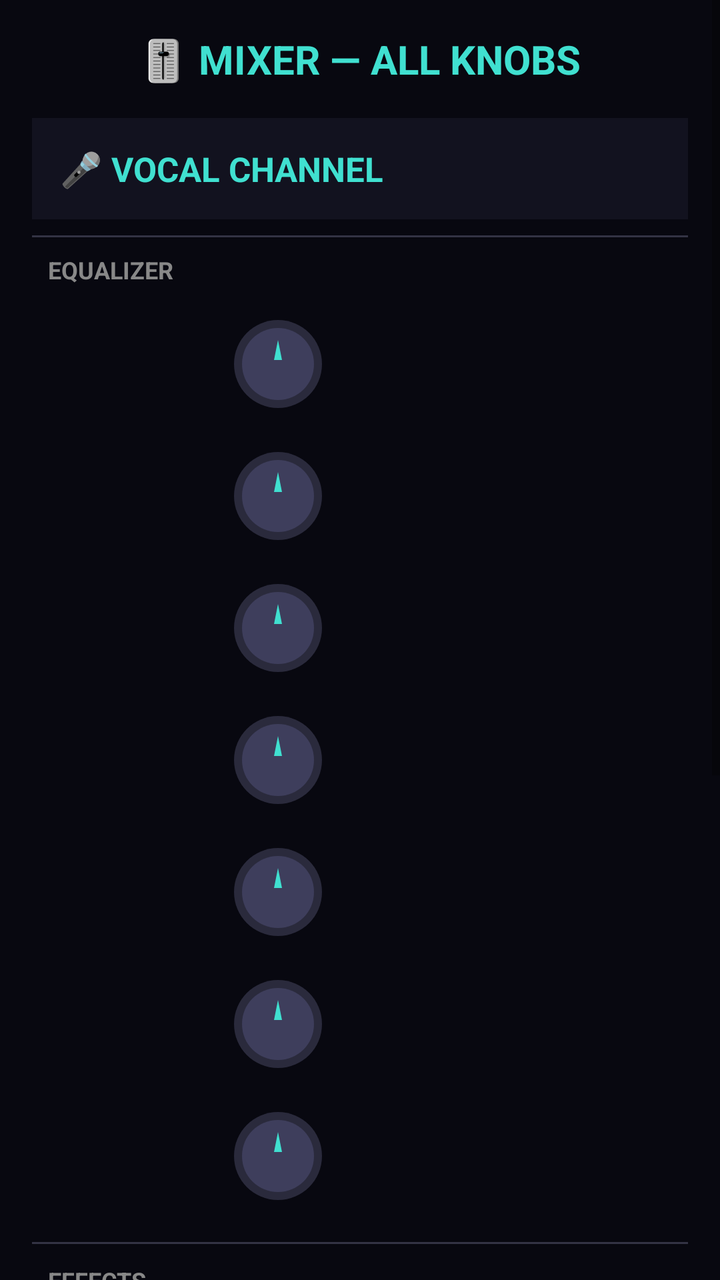
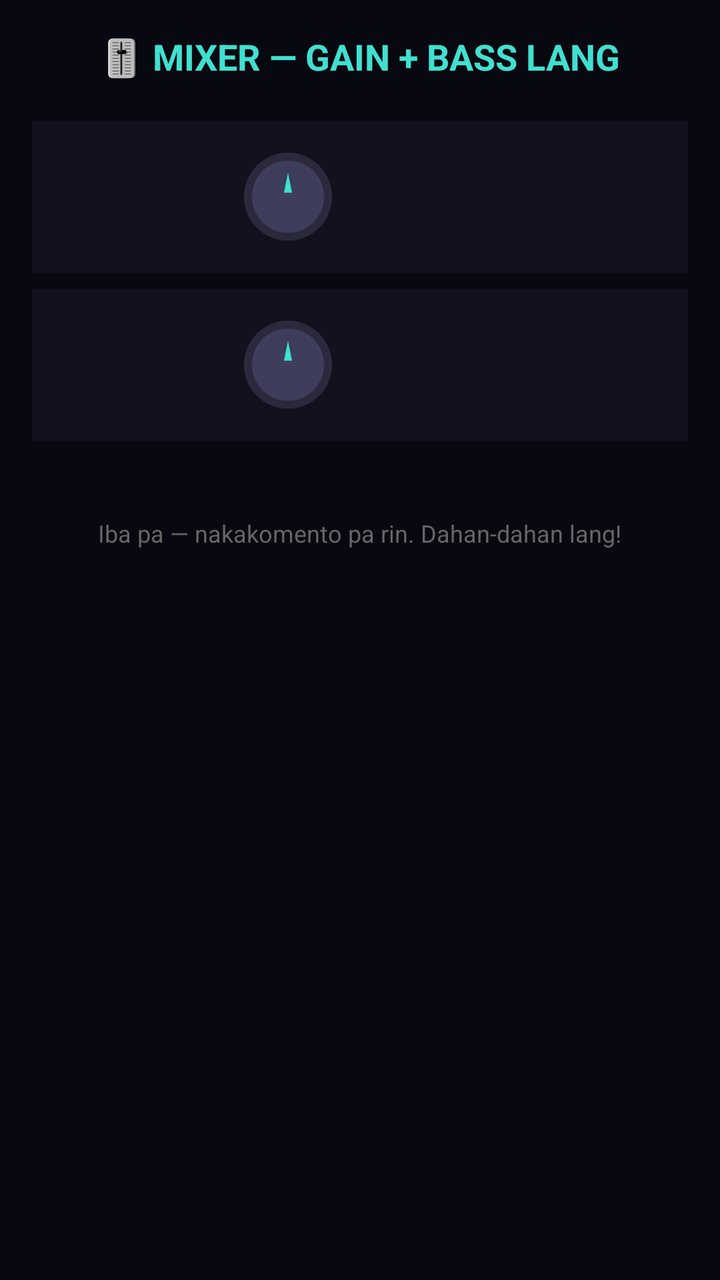

An Android layout rendered at two revisions. The XML below is the earlier revision; the diff shows what the commit changed to produce the second picture.
<!-- AndroidManifest.xml: activity theme Theme.AppCompat.Light.NoActionBar -->
<!-- res/layout/fragment_mixer.xml -->
<?xml version="1.0" encoding="utf-8"?>
<ScrollView
    xmlns:android="http://schemas.android.com/apk/res/android"
    android:layout_width="match_parent"
    android:layout_height="match_parent"
    android:background="#080810"
    android:fillViewport="true">

    <LinearLayout
        android:layout_width="match_parent"
        android:layout_height="wrap_content"
        android:orientation="vertical"
        android:padding="16dp">

        
        <TextView
            android:layout_width="wrap_content"
            android:layout_height="wrap_content"
            android:text="🎚️ MIXER — ALL KNOBS"
            android:textColor="#40E0D0"
            android:textSize="20sp"
            android:textStyle="bold"
            android:layout_gravity="center_horizontal"
            android:layout_marginBottom="16dp"/>

        
        <LinearLayout
            android:layout_width="match_parent"
            android:layout_height="wrap_content"
            android:orientation="horizontal"
            android:padding="14dp"
            android:background="#12121F"
            android:layout_marginBottom="8dp">
            <TextView
                android:layout_width="0dp"
                android:layout_height="wrap_content"
                android:layout_weight="1"
                android:text="🎤 VOCAL CHANNEL"
                android:textColor="#40E0D0"
                android:textSize="17sp"
                android:textStyle="bold"/>
        </LinearLayout>

        <View
            android:layout_width="match_parent"
            android:layout_height="1dp"
            android:background="#333344"
            android:layout_marginBottom="8dp"/>

        
        <TextView
            android:layout_width="wrap_content"
            android:layout_height="wrap_content"
            android:text="EQUALIZER"
            android:textColor="#888888"
            android:textSize="12sp"
            android:textStyle="bold"
            android:paddingStart="8dp"
            android:layout_marginBottom="6dp"/>

        
        <LinearLayout
            android:layout_width="match_parent"
            android:layout_height="wrap_content"
            android:orientation="horizontal"
            android:padding="7dp"
            android:gravity="center_vertical">
            <TextView android:layout_width="90dp" android:text="GAIN" android:textColor="#AAAAAA" android:textSize="13sp" android:textStyle="bold"/>
            <ImageView android:id="@+id/knob_gain" android:layout_width="52dp" android:layout_height="52dp" android:src="@drawable/ic_knob"/>
            <TextView android:id="@+id/val_gain" android:layout_width="60dp" android:text="0 dB" android:textColor="#FFFFFF" android:textSize="13sp" android:gravity="end"/>
        </LinearLayout>

        
        <LinearLayout
            android:layout_width="match_parent"
            android:layout_height="wrap_content"
            android:orientation="horizontal"
            android:padding="7dp"
            android:gravity="center_vertical">
            <TextView android:layout_width="90dp" android:text="BASS" android:textColor="#AAAAAA" android:textSize="13sp"/>
            <ImageView android:id="@+id/knob_bass" android:layout_width="52dp" android:layout_height="52dp" android:src="@drawable/ic_knob"/>
            <TextView android:id="@+id/val_bass" android:layout_width="60dp" android:text="0 dB" android:textColor="#FFFFFF" android:textSize="13sp" android:gravity="end"/>
        </LinearLayout>

        
        <LinearLayout
            android:layout_width="match_parent"
            android:layout_height="wrap_content"
            android:orientation="horizontal"
            android:padding="7dp"
            android:gravity="center_vertical">
            <TextView android:layout_width="90dp" android:text="LOW-MID" android:textColor="#AAAAAA" android:textSize="13sp"/>
            <ImageView android:id="@+id/knob_lowmid" android:layout_width="52dp" android:layout_height="52dp" android:src="@drawable/ic_knob"/>
            <TextView android:id="@+id/val_lowmid" android:layout_width="60dp" android:text="0 dB" android:textColor="#FFFFFF" android:textSize="13sp" android:gravity="end"/>
        </LinearLayout>

        
        <LinearLayout
            android:layout_width="match_parent"
            android:layout_height="wrap_content"
            android:orientation="horizontal"
            android:padding="7dp"
            android:gravity="center_vertical">
            <TextView android:layout_width="90dp" android:text="MID" android:textColor="#AAAAAA" android:textSize="13sp"/>
            <ImageView android:id="@+id/knob_mid" android:layout_width="52dp" android:layout_height="52dp" android:src="@drawable/ic_knob"/>
            <TextView android:id="@+id/val_mid" android:layout_width="60dp" android:text="0 dB" android:textColor="#FFFFFF" android:textSize="13sp" android:gravity="end"/>
        </LinearLayout>

        
        <LinearLayout
            android:layout_width="match_parent"
            android:layout_height="wrap_content"
            android:orientation="horizontal"
            android:padding="7dp"
            android:gravity="center_vertical">
            <TextView android:layout_width="90dp" android:text="HIGH-MID" android:textColor="#AAAAAA" android:textSize="13sp"/>
            <ImageView android:id="@+id/knob_highmid" android:layout_width="52dp" android:layout_height="52dp" android:src="@drawable/ic_knob"/>
            <TextView android:id="@+id/val_highmid" android:layout_width="60dp" android:text="0 dB" android:textColor="#FFFFFF" android:textSize="13sp" android:gravity="end"/>
        </LinearLayout>

        
        <LinearLayout
            android:layout_width="match_parent"
            android:layout_height="wrap_content"
            android:orientation="horizontal"
            android:padding="7dp"
            android:gravity="center_vertical">
            <TextView android:layout_width="90dp" android:text="TREBLE" android:textColor="#AAAAAA" android:textSize="13sp"/>
            <ImageView android:id="@+id/knob_treble" android:layout_width="52dp" android:layout_height="52dp" android:src="@drawable/ic_knob"/>
            <TextView android:id="@+id/val_treble" android:layout_width="60dp" android:text="0 dB" android:textColor="#FFFFFF" android:textSize="13sp" android:gravity="end"/>
        </LinearLayout>

        
        <LinearLayout
            android:layout_width="match_parent"
            android:layout_height="wrap_content"
            android:orientation="horizontal"
            android:padding="7dp"
            android:gravity="center_vertical">
            <TextView android:layout_width="90dp" android:text="PRESENCE" android:textColor="#AAAAAA" android:textSize="13sp"/>
            <ImageView android:id="@+id/knob_presence" android:layout_width="52dp" android:layout_height="52dp" android:src="@drawable/ic_knob"/>
            <TextView android:id="@+id/val_presence" android:layout_width="60dp" android:text="0 dB" android:textColor="#FFFFFF" android:textSize="13sp" android:gravity="end"/>
        </LinearLayout>

        <View
            android:layout_width="match_parent"
            android:layout_height="1dp"
            android:background="#333344"
            android:layout_marginVertical="10dp"/>

        
        <TextView
            android:layout_width="wrap_content"
            android:layout_height="wrap_content"
            android:text="EFFECTS"
            android:textColor="#888888"
            android:textSize="12sp"
            android:textStyle="bold"
            android:paddingStart="8dp"
            android:layout_marginBottom="6dp"/>

        
        <LinearLayout
            android:layout_width="match_parent"
            android:layout_height="wrap_content"
            android:orientation="horizontal"
            android:padding="7dp"
            android:gravity="center_vertical">
            <TextView android:layout_width="90dp" android:text="REVERB" android:textColor="#AAAAAA" android:textSize="13sp"/>
            <ImageView android:id="@+id/knob_reverb" android:layout_width="52dp" android:layout_height="52dp" android:src="@drawable/ic_knob"/>
            <TextView android:id="@+id/val_reverb" android:layout_width="60dp" android:text="0%" android:textColor="#40E0D0" android:textSize="13sp" android:gravity="end"/>
        </LinearLayout>

        
        <LinearLayout
            android:layout_width="match_parent"
            android:layout_height="wrap_content"
            android:orientation="horizontal"
            android:padding="7dp"
            android:gravity="center_vertical">
            <TextView android:layout_width="90dp" android:text="DELAY" android:textColor="#AAAAAA" android:textSize="13sp"/>
            <ImageView android:id="@+id/knob_delay" android:layout_width="52dp" android:layout_height="52dp" android:src="@drawable/ic_knob"/>
            <TextView android:id="@+id/val_delay" android:layout_width="60dp" android:text="0ms" android:textColor="#40E0D0" android:textSize="13sp" android:gravity="end"/>
        </LinearLayout>

        
        <LinearLayout
            android:layout_width="match_parent"
            android:layout_height="wrap_content"
            android:orientation="horizontal"
            android:padding="7dp"
            android:gravity="center_vertical">
            <TextView android:layout_width="90dp" android:text="COMPRESSOR" android:textColor="#AAAAAA" android:textSize="13sp"/>
            <ImageView android:id="@+id/knob_compressor" android:layout_width="52dp" android:layout_height="52dp" android:src="@drawable/ic_knob"/>
            <TextView android:id="@+id/val_compressor" android:layout_width="60dp" android:text="0%" android:textColor="#FF6B6B" android:textSize="13sp" android:gravity="end"/>
        </LinearLayout>

        
        <LinearLayout
            android:layout_width="match_parent"
            android:layout_height="wrap_content"
            android:orientation="horizontal"
            android:padding="7dp"
            android:gravity="center_vertical">
            <TextView android:layout_width="90dp" android:text="PAN" android:textColor="#AAAAAA" android:textSize="13sp"/>
            <ImageView android:id="@+id/knob_pan" android:layout_width="52dp" android:layout_height="52dp" android:src="@drawable/ic_knob"/>
            <TextView android:id="@+id/val_pan" android:layout_width="60dp" android:text="CENTER" android:textColor="#FFFFFF" android:textSize="13sp" android:gravity="end"/>
        </LinearLayout>

        
        <LinearLayout
            android:layout_width="match_parent"
            android:layout_height="wrap_content"
            android:orientation="horizontal"
            android:padding="12dp"
            android:gravity="center_vertical"
            android:background="#1A1A2E"
            android:layout_marginTop="6dp">
            <TextView android:layout_width="90dp" android:text="VOLUME" android:textColor="#FFFFFF" android:textSize="14sp" android:textStyle="bold"/>
            <ImageView android:id="@+id/knob_vol" android:layout_width="56dp" android:layout_height="56dp" android:src="@drawable/ic_knob"/>
            <TextView android:id="@+id/val_vol" android:layout_width="60dp" android:text="0 dB" android:textColor="#FF6B6B" android:textSize="14sp" android:textStyle="bold" android:gravity="end"/>
        </LinearLayout>

        
        

        <TextView
            android:layout_width="wrap_content"
            android:layout_height="wrap_content"
            android:text="Sliders at Buttons — susunod na hakbang"
            android:textColor="#666666"
            android:textSize="12sp"
            android:layout_gravity="center_horizontal"
            android:layout_marginTop="20dp"/>

    </LinearLayout>

</ScrollView>
<!-- resources referenced by this layout -->
<resources>
  <!-- drawable ic_knob (drawable) -->
  <?xml version="1.0" encoding="utf-8"?>
  <vector xmlns:android="http://schemas.android.com/apk/res/android"
      android:width="52dp"
      android:height="52dp"
      android:viewportWidth="52"
      android:viewportHeight="52">
      
      <path
          android:fillColor="#2A2A3C"
          android:pathData="M26,4C13.85,4 4,13.85 4,26s9.85,22 22,22 22,-9.85 22,-22S38.15,4 26,4z"/>
      
      <path
          android:fillColor="#3E3E5C"
          android:pathData="M26,8C15.94,8 8,15.94 8,26s7.94,18 18,18 18,-7.94 18,-18S36.06,8 26,8z"/>
      
      <path
          android:fillColor="#40E0D0"
          android:pathData="M26,14 L28,24 L24,24 Z"/>
  </vector>
</resources>

<!-- the commit's change to res/layout/fragment_mixer.xml (unified diff, before → after) -->
@@ -12,201 +12,18 @@
         android:orientation="vertical"
         android:padding="16dp">
 
-        
         <TextView
             android:layout_width="wrap_content"
             android:layout_height="wrap_content"
-            android:text="🎚️ MIXER — ALL KNOBS"
+            android:text="🎚️ MIXER — GAIN + BASS LANG"
             android:textColor="#40E0D0"
-            android:textSize="20sp"
+            android:textSize="18sp"
             android:textStyle="bold"
             android:layout_gravity="center_horizontal"
-            android:layout_marginBottom="16dp"/>
+            android:layout_marginBottom="20dp"/>
 
         
-        <LinearLayout
-            android:layout_width="match_parent"
-            android:layout_height="wrap_content"
-            android:orientation="horizontal"
-            android:padding="14dp"
-            android:background="#12121F"
-            android:layout_marginBottom="8dp">
-            <TextView
-                android:layout_width="0dp"
-                android:layout_height="wrap_content"
-                android:layout_weight="1"
-                android:text="🎤 VOCAL CHANNEL"
-                android:textColor="#40E0D0"
-                android:textSize="17sp"
-                android:textStyle="bold"/>
-        </LinearLayout>
-
-        <View
-            android:layout_width="match_parent"
-            android:layout_height="1dp"
-            android:background="#333344"
-            android:layout_marginBottom="8dp"/>
-
         
-        <TextView
-            android:layout_width="wrap_content"
-            android:layout_height="wrap_content"
-            android:text="EQUALIZER"
-            android:textColor="#888888"
-            android:textSize="12sp"
-            android:textStyle="bold"
-            android:paddingStart="8dp"
-            android:layout_marginBottom="6dp"/>
-
-        
-        <LinearLayout
-            android:layout_width="match_parent"
-            android:layout_height="wrap_content"
-            android:orientation="horizontal"
-            android:padding="7dp"
-            android:gravity="center_vertical">
-            <TextView android:layout_width="90dp" android:text="GAIN" android:textColor="#AAAAAA" android:textSize="13sp" android:textStyle="bold"/>
-            <ImageView android:id="@+id/knob_gain" android:layout_width="52dp" android:layout_height="52dp" android:src="@drawable/ic_knob"/>
-            <TextView android:id="@+id/val_gain" android:layout_width="60dp" android:text="0 dB" android:textColor="#FFFFFF" android:textSize="13sp" android:gravity="end"/>
-        </LinearLayout>
-
-        
-        <LinearLayout
-            android:layout_width="match_parent"
-            android:layout_height="wrap_content"
-            android:orientation="horizontal"
-            android:padding="7dp"
-            android:gravity="center_vertical">
-            <TextView android:layout_width="90dp" android:text="BASS" android:textColor="#AAAAAA" android:textSize="13sp"/>
-            <ImageView android:id="@+id/knob_bass" android:layout_width="52dp" android:layout_height="52dp" android:src="@drawable/ic_knob"/>
-            <TextView android:id="@+id/val_bass" android:layout_width="60dp" android:text="0 dB" android:textColor="#FFFFFF" android:textSize="13sp" android:gravity="end"/>
-        </LinearLayout>
-
-        
-        <LinearLayout
-            android:layout_width="match_parent"
-            android:layout_height="wrap_content"
-            android:orientation="horizontal"
-            android:padding="7dp"
-            android:gravity="center_vertical">
-            <TextView android:layout_width="90dp" android:text="LOW-MID" android:textColor="#AAAAAA" android:textSize="13sp"/>
-            <ImageView android:id="@+id/knob_lowmid" android:layout_width="52dp" android:layout_height="52dp" android:src="@drawable/ic_knob"/>
-            <TextView android:id="@+id/val_lowmid" android:layout_width="60dp" android:text="0 dB" android:textColor="#FFFFFF" android:textSize="13sp" android:gravity="end"/>
-        </LinearLayout>
-
-        
-        <LinearLayout
-            android:layout_width="match_parent"
-            android:layout_height="wrap_content"
-            android:orientation="horizontal"
-            android:padding="7dp"
-            android:gravity="center_vertical">
-            <TextView android:layout_width="90dp" android:text="MID" android:textColor="#AAAAAA" android:textSize="13sp"/>
-            <ImageView android:id="@+id/knob_mid" android:layout_width="52dp" android:layout_height="52dp" android:src="@drawable/ic_knob"/>
-            <TextView android:id="@+id/val_mid" android:layout_width="60dp" android:text="0 dB" android:textColor="#FFFFFF" android:textSize="13sp" android:gravity="end"/>
-        </LinearLayout>
-
-        
-        <LinearLayout
-            android:layout_width="match_parent"
-            android:layout_height="wrap_content"
-            android:orientation="horizontal"
-            android:padding="7dp"
-            android:gravity="center_vertical">
-            <TextView android:layout_width="90dp" android:text="HIGH-MID" android:textColor="#AAAAAA" android:textSize="13sp"/>
-            <ImageView android:id="@+id/knob_highmid" android:layout_width="52dp" android:layout_height="52dp" android:src="@drawable/ic_knob"/>
-            <TextView android:id="@+id/val_highmid" android:layout_width="60dp" android:text="0 dB" android:textColor="#FFFFFF" android:textSize="13sp" android:gravity="end"/>
-        </LinearLayout>
-
-        
-        <LinearLayout
-            android:layout_width="match_parent"
-            android:layout_height="wrap_content"
-            android:orientation="horizontal"
-            android:padding="7dp"
-            android:gravity="center_vertical">
-            <TextView android:layout_width="90dp" android:text="TREBLE" android:textColor="#AAAAAA" android:textSize="13sp"/>
-            <ImageView android:id="@+id/knob_treble" android:layout_width="52dp" android:layout_height="52dp" android:src="@drawable/ic_knob"/>
-            <TextView android:id="@+id/val_treble" android:layout_width="60dp" android:text="0 dB" android:textColor="#FFFFFF" android:textSize="13sp" android:gravity="end"/>
-        </LinearLayout>
-
-        
-        <LinearLayout
-            android:layout_width="match_parent"
-            android:layout_height="wrap_content"
-            android:orientation="horizontal"
-            android:padding="7dp"
-            android:gravity="center_vertical">
-            <TextView android:layout_width="90dp" android:text="PRESENCE" android:textColor="#AAAAAA" android:textSize="13sp"/>
-            <ImageView android:id="@+id/knob_presence" android:layout_width="52dp" android:layout_height="52dp" android:src="@drawable/ic_knob"/>
-            <TextView android:id="@+id/val_presence" android:layout_width="60dp" android:text="0 dB" android:textColor="#FFFFFF" android:textSize="13sp" android:gravity="end"/>
-        </LinearLayout>
-
-        <View
-            android:layout_width="match_parent"
-            android:layout_height="1dp"
-            android:background="#333344"
-            android:layout_marginVertical="10dp"/>
-
-        
-        <TextView
-            android:layout_width="wrap_content"
-            android:layout_height="wrap_content"
-            android:text="EFFECTS"
-            android:textColor="#888888"
-            android:textSize="12sp"
-            android:textStyle="bold"
-            android:paddingStart="8dp"
-            android:layout_marginBottom="6dp"/>
-
-        
-        <LinearLayout
-            android:layout_width="match_parent"
-            android:layout_height="wrap_content"
-            android:orientation="horizontal"
-            android:padding="7dp"
-            android:gravity="center_vertical">
-            <TextView android:layout_width="90dp" android:text="REVERB" android:textColor="#AAAAAA" android:textSize="13sp"/>
-            <ImageView android:id="@+id/knob_reverb" android:layout_width="52dp" android:layout_height="52dp" android:src="@drawable/ic_knob"/>
-            <TextView android:id="@+id/val_reverb" android:layout_width="60dp" android:text="0%" android:textColor="#40E0D0" android:textSize="13sp" android:gravity="end"/>
-        </LinearLayout>
-
-        
-        <LinearLayout
-            android:layout_width="match_parent"
-            android:layout_height="wrap_content"
-            android:orientation="horizontal"
-            android:padding="7dp"
-            android:gravity="center_vertical">
-            <TextView android:layout_width="90dp" android:text="DELAY" android:textColor="#AAAAAA" android:textSize="13sp"/>
-            <ImageView android:id="@+id/knob_delay" android:layout_width="52dp" android:layout_height="52dp" android:src="@drawable/ic_knob"/>
-            <TextView android:id="@+id/val_delay" android:layout_width="60dp" android:text="0ms" android:textColor="#40E0D0" android:textSize="13sp" android:gravity="end"/>
-        </LinearLayout>
-
-        
-        <LinearLayout
-            android:layout_width="match_parent"
-            android:layout_height="wrap_content"
-            android:orientation="horizontal"
-            android:padding="7dp"
-            android:gravity="center_vertical">
-            <TextView android:layout_width="90dp" android:text="COMPRESSOR" android:textColor="#AAAAAA" android:textSize="13sp"/>
-            <ImageView android:id="@+id/knob_compressor" android:layout_width="52dp" android:layout_height="52dp" android:src="@drawable/ic_knob"/>
-            <TextView android:id="@+id/val_compressor" android:layout_width="60dp" android:text="0%" android:textColor="#FF6B6B" android:textSize="13sp" android:gravity="end"/>
-        </LinearLayout>
-
-        
-        <LinearLayout
-            android:layout_width="match_parent"
-            android:layout_height="wrap_content"
-            android:orientation="horizontal"
-            android:padding="7dp"
-            android:gravity="center_vertical">
-            <TextView android:layout_width="90dp" android:text="PAN" android:textColor="#AAAAAA" android:textSize="13sp"/>
-            <ImageView android:id="@+id/knob_pan" android:layout_width="52dp" android:layout_height="52dp" android:src="@drawable/ic_knob"/>
-            <TextView android:id="@+id/val_pan" android:layout_width="60dp" android:text="CENTER" android:textColor="#FFFFFF" android:textSize="13sp" android:gravity="end"/>
-        </LinearLayout>
-
         
         <LinearLayout
             android:layout_width="match_parent"
@@ -214,24 +31,40 @@
             android:orientation="horizontal"
             android:padding="12dp"
             android:gravity="center_vertical"
-            android:background="#1A1A2E"
-            android:layout_marginTop="6dp">
-            <TextView android:layout_width="90dp" android:text="VOLUME" android:textColor="#FFFFFF" android:textSize="14sp" android:textStyle="bold"/>
-            <ImageView android:id="@+id/knob_vol" android:layout_width="56dp" android:layout_height="56dp" android:src="@drawable/ic_knob"/>
-            <TextView android:id="@+id/val_vol" android:layout_width="60dp" android:text="0 dB" android:textColor="#FF6B6B" android:textSize="14sp" android:textStyle="bold" android:gravity="end"/>
+            android:background="#12121F"
+            android:layout_marginBottom="8dp">
+            <TextView android:layout_width="90dp" android:text="GAIN" android:textColor="#AAAAAA" android:textSize="14sp" android:textStyle="bold"/>
+            <ImageView android:id="@+id/knob_gain" android:layout_width="52dp" android:layout_height="52dp" android:src="@drawable/ic_knob"/>
+            <TextView android:id="@+id/val_gain" android:layout_width="60dp" android:text="0 dB" android:textColor="#FFFFFF" android:textSize="14sp" android:gravity="end"/>
         </LinearLayout>
 
         
         
+        
+        <LinearLayout
+            android:layout_width="match_parent"
+            android:layout_height="wrap_content"
+            android:orientation="horizontal"
+            android:padding="12dp"
+            android:gravity="center_vertical"
+            android:background="#12121F"
+            android:layout_marginBottom="8dp">
+            <TextView android:layout_width="90dp" android:text="BASS" android:textColor="#AAAAAA" android:textSize="14sp"/>
+            <ImageView android:id="@+id/knob_bass" android:layout_width="52dp" android:layout_height="52dp" android:src="@drawable/ic_knob"/>
+            <TextView android:id="@+id/val_bass" android:layout_width="60dp" android:text="0 dB" android:textColor="#FFFFFF" android:textSize="14sp" android:gravity="end"/>
+        </LinearLayout>
 
+        
+        
+        
         <TextView
             android:layout_width="wrap_content"
             android:layout_height="wrap_content"
-            android:text="Sliders at Buttons — susunod na hakbang"
+            android:text="Iba pa — nakakomento pa rin. Dahan-dahan lang!"
             android:textColor="#666666"
             android:textSize="12sp"
             android:layout_gravity="center_horizontal"
-            android:layout_marginTop="20dp"/>
+            android:layout_marginTop="30dp"/>
 
     </LinearLayout>
 
